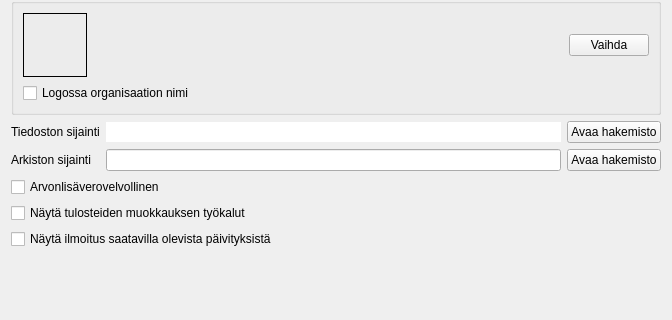
Qt form kitupiikki/maaritys/perusvalinnat.ui (artoh/kitupiikki) before a commit; both pictures show x 0 to 672 and y 241 to 561 of the 672 by 698 pixel window.
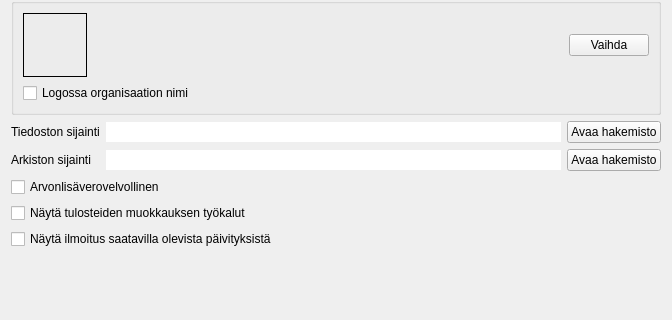
The same form after that commit.

Commit message: Arkistohakemisto näkyyy perusvalinnoissa

```diff
--- a/kitupiikki/maaritys/perusvalinnat.ui
+++ b/kitupiikki/maaritys/perusvalinnat.ui
@@ -223,6 +223,9 @@
     <layout class="QHBoxLayout" name="horizontalLayout_3">
      <item>
       <widget class="QLineEdit" name="arkistoEdit">
+       <property name="frame">
+        <bool>false</bool>
+       </property>
        <property name="readOnly">
         <bool>true</bool>
        </property>
```
The commit also changes 1 other file.
